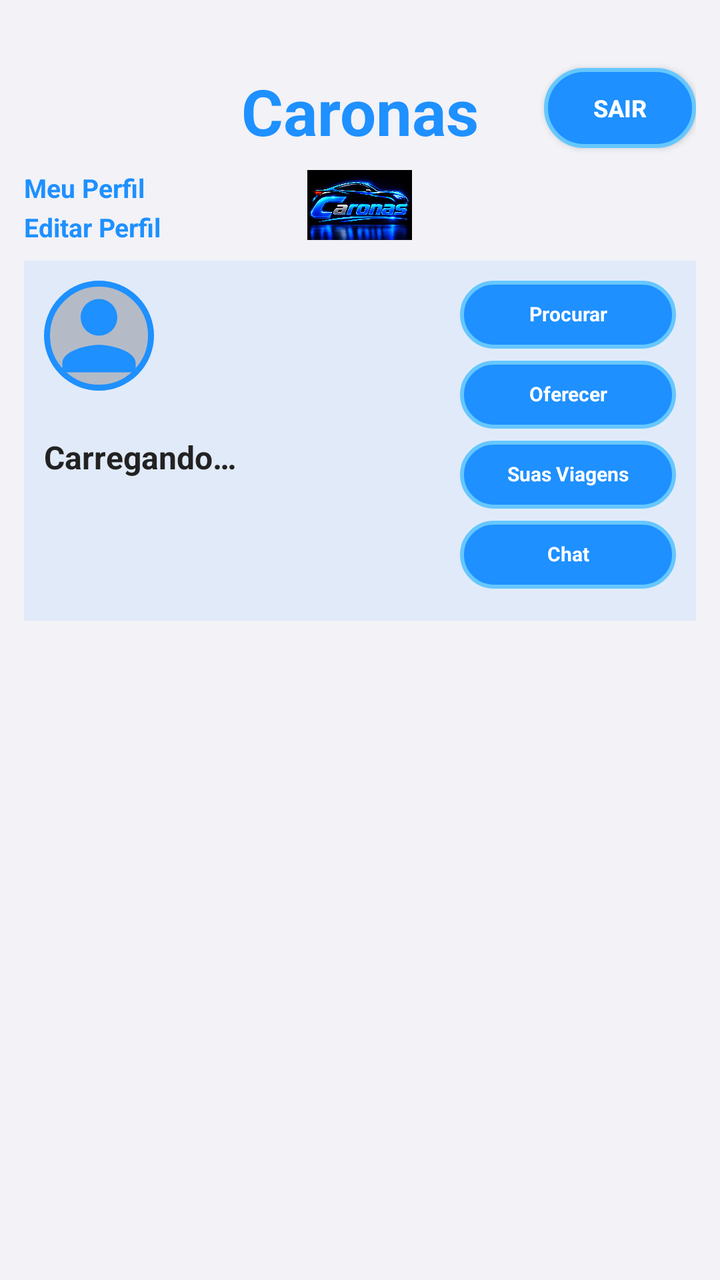
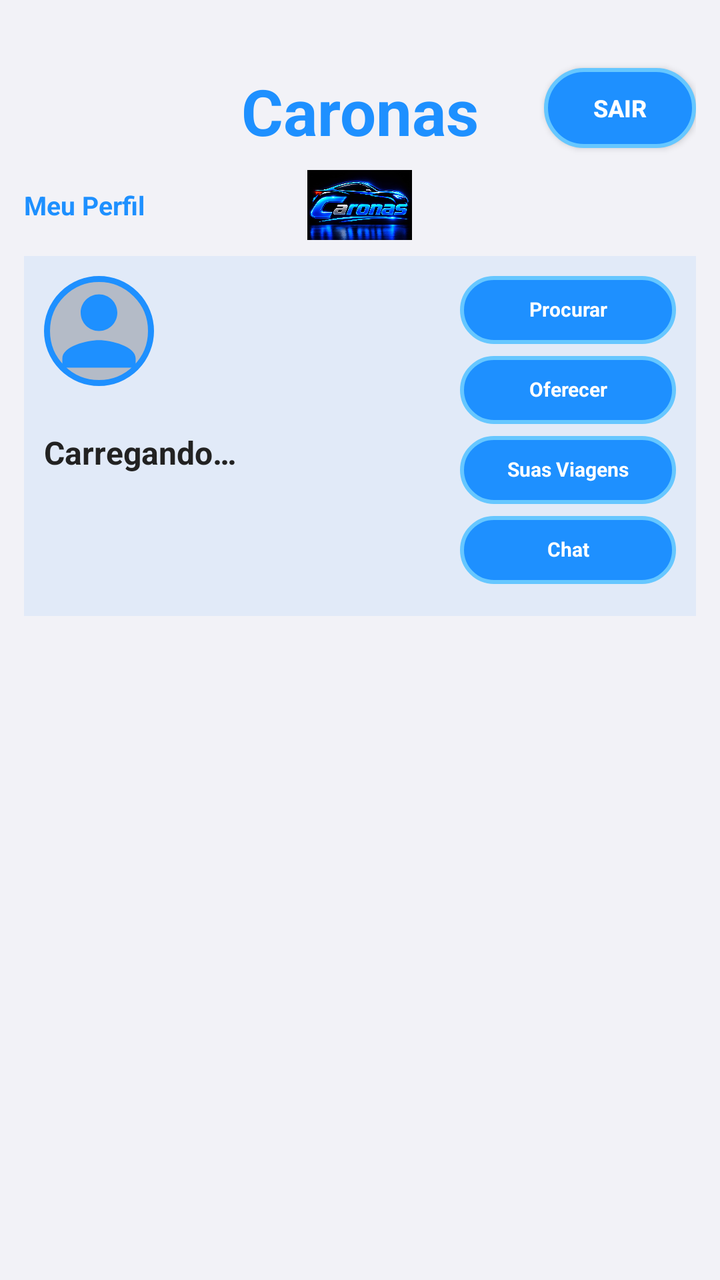

An Android layout rendered at two revisions. The XML below is the earlier revision; the diff shows what the commit changed to produce the second picture.
<!-- AndroidManifest.xml: application theme Theme.Caronas -->
<!-- res/layout/activity_tela_caronas.xml -->
<?xml version="1.0" encoding="utf-8"?>
<LinearLayout xmlns:android="http://schemas.android.com/apk/res/android"
    android:layout_width="match_parent"
    android:layout_height="match_parent"
    android:orientation="vertical"
    android:background="@color/fundo_cinza_claro"
    android:paddingHorizontal="12dp"
    android:paddingVertical="8dp">

    
    <RelativeLayout
        android:layout_width="match_parent"
        android:layout_height="wrap_content"
        android:layout_marginBottom="8dp">

        <TextView
            android:id="@+id/tvTituloCaronas"
            android:layout_width="wrap_content"
            android:layout_height="wrap_content"
            android:layout_centerHorizontal="true"
            android:layout_marginTop="26dp"
            android:text="@string/login_titulo"
            android:textColor="#1E90FF"
            android:textSize="32sp"
            android:textStyle="bold" />

        <Button
            android:id="@+id/btnSair"
            android:layout_width="76dp"
            android:layout_height="40dp"
            android:layout_alignTop="@id/tvTituloCaronas"
            android:layout_alignParentEnd="true"
            android:text="@string/sair"
            android:textSize="12sp"
            android:textStyle="bold"
            android:textColor="#FFFFFF"
            android:background="@drawable/botao_azul_neon"
            android:padding="4dp" />

        
        <RelativeLayout
            android:id="@+id/rowLogoPerfil"
            android:layout_width="match_parent"
            android:layout_height="wrap_content"
            android:layout_below="@id/tvTituloCaronas"
            android:layout_marginTop="8dp">

            <ImageView
                android:id="@+id/ivLogoCaronas"
                android:layout_width="53dp"
                android:layout_height="35dp"
                android:layout_centerHorizontal="true"
                android:scaleType="fitCenter"
                android:src="@drawable/logo_caronas"
                android:contentDescription="@string/login_titulo" />

            <LinearLayout
                android:layout_width="wrap_content"
                android:layout_height="wrap_content"
                android:layout_alignParentStart="true"
                android:layout_centerVertical="true"
                android:orientation="vertical">

                <TextView
                    android:id="@+id/tvMeuPerfil"
                    android:layout_width="wrap_content"
                    android:layout_height="wrap_content"
                    android:text="@string/tela_botao_meu_perfil"
                    android:textSize="13sp"
                    android:textStyle="bold"
                    android:textColor="#1E90FF"
                    android:clickable="true"
                    android:focusable="true" />

                <TextView
                    android:id="@+id/tvEditarPerfil"
                    android:layout_width="wrap_content"
                    android:layout_height="wrap_content"
                    android:layout_marginTop="2dp"
                    android:text="@string/tela_botao_editar_perfil"
                    android:textSize="13sp"
                    android:textStyle="bold"
                    android:textColor="#1E90FF"
                    android:clickable="true"
                    android:focusable="true" />

            </LinearLayout>

        </RelativeLayout>

    </RelativeLayout>

    
    <LinearLayout
        android:layout_width="match_parent"
        android:layout_height="wrap_content"
        android:orientation="horizontal"
        android:background="#141E90FF"
        android:padding="10dp">

        <LinearLayout
            android:layout_width="0dp"
            android:layout_height="wrap_content"
            android:layout_weight="1"
            android:orientation="vertical"
            android:gravity="start">

            <ImageView
                android:id="@+id/ivFotoPerfil"
                android:layout_width="55dp"
                android:layout_height="55dp"
                android:src="@drawable/ic_person_default"
                android:scaleType="centerCrop"
                android:background="@drawable/borda_circular_azul" />

            <TextView
                android:id="@+id/tvPapelUsuario"
                android:layout_width="wrap_content"
                android:layout_height="wrap_content"
                android:layout_marginTop="6dp"
                android:textSize="12sp"
                android:textStyle="bold"
                android:textColor="#1E90FF" />

            <TextView
                android:id="@+id/tvNomeUsuario"
                android:layout_width="wrap_content"
                android:layout_height="wrap_content"
                android:text="@string/carregando"
                android:textSize="16sp"
                android:textStyle="bold"
                android:textColor="#222222" />

        </LinearLayout>

        <LinearLayout
            android:layout_width="wrap_content"
            android:layout_height="wrap_content"
            android:orientation="vertical"
            android:gravity="center">

            <TextView
                android:id="@+id/btnProcurar"
                style="@style/BotaoAcaoCaronasVertical"
                android:text="@string/tela_botao_procurar" />

            <TextView
                android:id="@+id/btnOferecer"
                style="@style/BotaoAcaoCaronasVertical"
                android:text="@string/tela_botao_oferecer" />

            <TextView
                android:id="@+id/btnSuasViagens"
                style="@style/BotaoAcaoCaronasVertical"
                android:text="@string/tela_botao_viagens" />

            <TextView
                android:id="@+id/btnChat"
                style="@style/BotaoAcaoCaronasVertical"
                android:text="@string/tela_botao_chat" />

        </LinearLayout>

    </LinearLayout>

</LinearLayout>
<!-- resources referenced by this layout -->
<resources>
  <color name="fundo_cinza_claro">#F2F2F7</color>
  <!-- drawable borda_circular_azul (drawable) -->
  <?xml version="1.0" encoding="utf-8"?>
  <shape xmlns:android="http://schemas.android.com/apk/res/android"
      android:shape="oval">
      <stroke
          android:width="3dp"
          android:color="#1E90FF" />
      <solid android:color="#33000000" />
  </shape>
  <!-- drawable botao_azul_neon (drawable) -->
  <?xml version="1.0" encoding="utf-8"?>
  <shape xmlns:android="http://schemas.android.com/apk/res/android">
      <solid android:color="#1E90FF" />
      <corners android:radius="25dp" />
      <stroke android:width="2dp" android:color="#66C7FF" />
      <padding android:left="16dp" android:right="16dp" android:top="12dp" android:bottom="12dp" />
  </shape>
  <!-- drawable ic_person_default (drawable) -->
  <?xml version="1.0" encoding="utf-8"?>
  <vector xmlns:android="http://schemas.android.com/apk/res/android"
      android:width="80dp"
      android:height="80dp"
      android:viewportWidth="24"
      android:viewportHeight="24">
      <path
          android:fillColor="#1E90FF"
          android:pathData="M12,12c2.21,0 4,-1.79 4,-4s-1.79,-4 -4,-4 -4,1.79 -4,4 1.79,4 4,4zM12,14c-2.67,0 -8,1.34 -8,4v2h16v-2c0,-2.66 -5.33,-4 -8,-4z"/>
  </vector>
  <!-- drawable logo_caronas: jpg bitmap (drawable, 106585 bytes) -->
  <string name="carregando">Carregando…</string>
  <string name="login_titulo">Caronas</string>
  <string name="sair">Sair</string>
  <string name="tela_botao_chat">Chat</string>
  <string name="tela_botao_editar_perfil">Editar Perfil</string>
  <string name="tela_botao_meu_perfil">Meu Perfil</string>
  <string name="tela_botao_oferecer">Oferecer</string>
  <string name="tela_botao_procurar">Procurar</string>
  <string name="tela_botao_viagens">Suas Viagens</string>
  <style name="BotaoAcaoCaronasVertical">
          <item name="android:layout_width">108dp</item>
          <item name="android:layout_height">34dp</item>
          <item name="android:layout_marginBottom">6dp</item>
          <item name="android:background">@drawable/botao_azul_neon</item>
          <item name="android:textColor">#FFFFFF</item>
          <item name="android:textSize">10sp</item>
          <item name="android:textStyle">bold</item>
          <item name="android:gravity">center</item>
          <item name="android:includeFontPadding">false</item>
          <item name="android:paddingHorizontal">3dp</item>
          <item name="android:paddingVertical">1dp</item>
          <item name="android:clickable">true</item>
          <item name="android:focusable">true</item>
      </style>
  <style name="Theme.Caronas" parent="Theme.MaterialComponents.DayNight.NoActionBar">
          <item name="colorPrimary">@color/azul_neon</item>
          <item name="colorPrimaryVariant">@color/azul_neon_escuro</item>
          <item name="colorOnPrimary">@color/white</item>
          <item name="colorSecondary">@color/azul_neon</item>
          <item name="colorSecondaryVariant">@color/azul_neon_escuro</item>
          <item name="colorOnSecondary">@color/white</item>
          <item name="android:statusBarColor">@color/fundo_escuro</item>
          <item name="android:windowBackground">@color/fundo_escuro</item>
      </style>
  <color name="azul_neon">#1E90FF</color>
  <color name="azul_neon_escuro">#0D47A1</color>
  <color name="white">#FFFFFFFF</color>
  <color name="fundo_escuro">#0A0E1A</color>
</resources>

<!-- the commit's change to res/layout/activity_tela_caronas.xml (unified diff, before → after) -->
@@ -54,37 +54,18 @@
                 android:src="@drawable/logo_caronas"
                 android:contentDescription="@string/login_titulo" />
 
-            <LinearLayout
+            <TextView
+                android:id="@+id/tvMeuPerfil"
                 android:layout_width="wrap_content"
                 android:layout_height="wrap_content"
                 android:layout_alignParentStart="true"
                 android:layout_centerVertical="true"
-                android:orientation="vertical">
-
-                <TextView
-                    android:id="@+id/tvMeuPerfil"
-                    android:layout_width="wrap_content"
-                    android:layout_height="wrap_content"
-                    android:text="@string/tela_botao_meu_perfil"
-                    android:textSize="13sp"
-                    android:textStyle="bold"
-                    android:textColor="#1E90FF"
-                    android:clickable="true"
-                    android:focusable="true" />
-
-                <TextView
-                    android:id="@+id/tvEditarPerfil"
-                    android:layout_width="wrap_content"
-                    android:layout_height="wrap_content"
-                    android:layout_marginTop="2dp"
-                    android:text="@string/tela_botao_editar_perfil"
-                    android:textSize="13sp"
-                    android:textStyle="bold"
-                    android:textColor="#1E90FF"
-                    android:clickable="true"
-                    android:focusable="true" />
-
-            </LinearLayout>
+                android:text="@string/tela_botao_meu_perfil"
+                android:textSize="13sp"
+                android:textStyle="bold"
+                android:textColor="#1E90FF"
+                android:clickable="true"
+                android:focusable="true" />
 
         </RelativeLayout>
 
<!-- resource entries referenced after the edit -->
@@ -34,7 +34,6 @@
   <string name="login_titulo">Caronas</string>
   <string name="sair">Sair</string>
   <string name="tela_botao_chat">Chat</string>
-  <string name="tela_botao_editar_perfil">Editar Perfil</string>
   <string name="tela_botao_meu_perfil">Meu Perfil</string>
   <string name="tela_botao_oferecer">Oferecer</string>
   <string name="tela_botao_procurar">Procurar</string>
